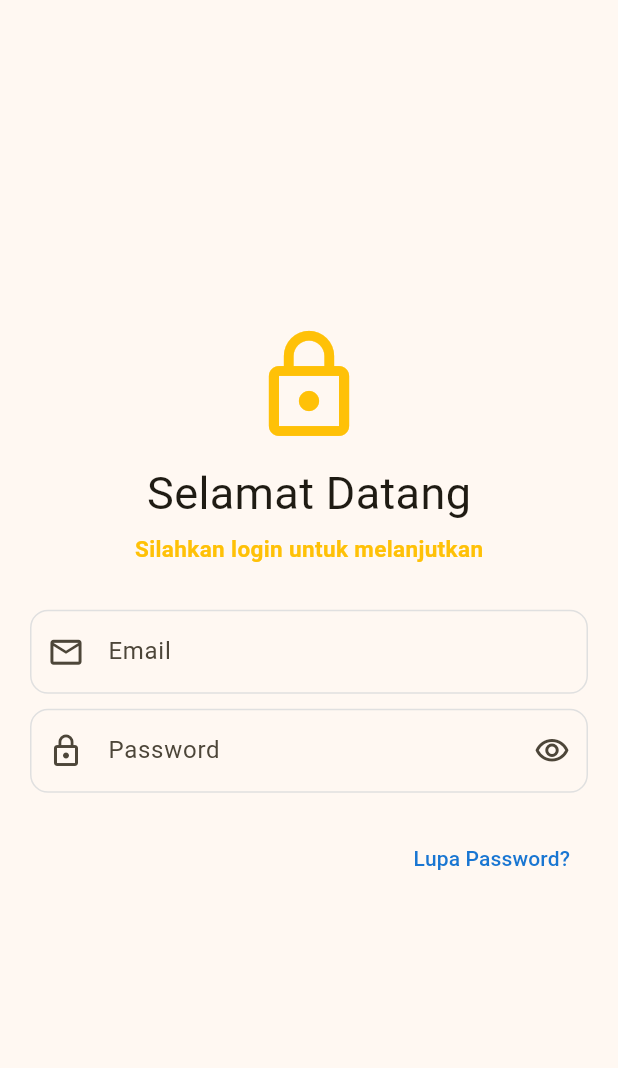
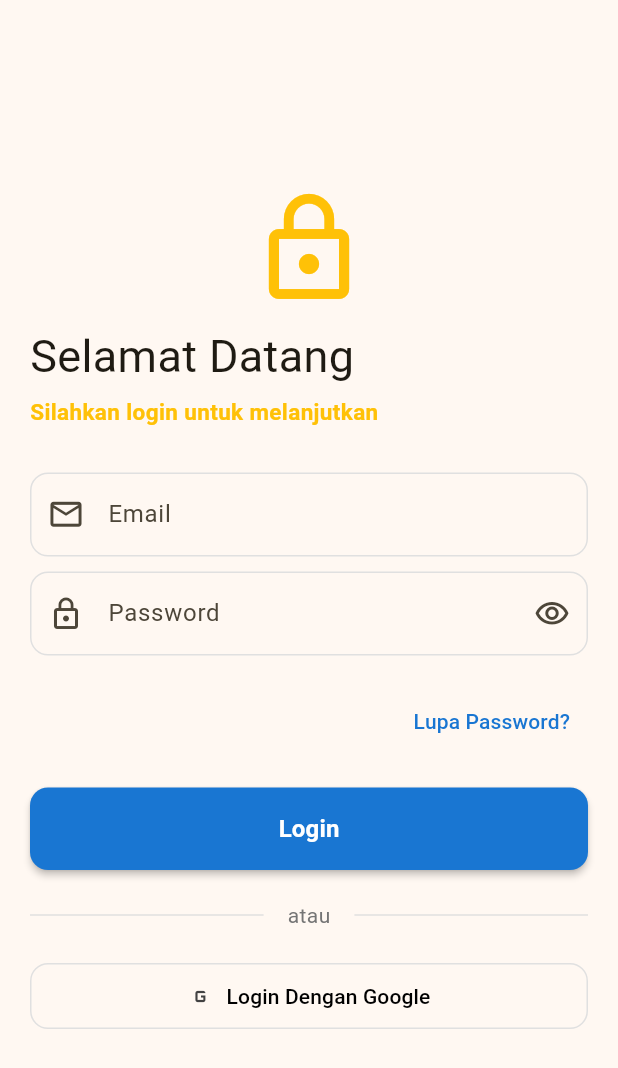
Before and after one commit to sellwia/week6, a Flutter app: the SignInPage screen opened directly, on a phone screen of 412 x 824 dp. Shown: the top 1068 px of the screen. Run offline on Flutter 3.47's test engine with Material 3 defaults, Android fonts, the phone set to English and light mode, and no system bars.

Commit message:
menambahkan button login, garis, sosial button. Selesai

```diff
--- a/lib/screen/login.dart
+++ b/lib/screen/login.dart
@@ -11,6 +11,7 @@ return Scaffold(
             child: Container(
               padding: const EdgeInsets.all(20.0),
               child: Column(
+              crossAxisAlignment: CrossAxisAlignment.stretch,
                 children: [
                   SizedBox(height: 10),
                   Icon(
@@ -124,6 +125,59 @@ return Scaffold(
 
                 SizedBox(height: 20),
 
+          // button login
+
+          ElevatedButton(
+            onPressed: () {},
+            style: ElevatedButton.styleFrom(
+              backgroundColor: Colors.blue[700],
+              foregroundColor: Colors.white,
+              padding: const EdgeInsets.symmetric(vertical: 16),
+              shape: RoundedRectangleBorder(
+                borderRadius: BorderRadiusGeometry.circular(12)
+              ),
+              elevation: 2,
+            ),
+            child: const Text(
+              'Login',
+              style: TextStyle(fontSize: 16, fontWeight: FontWeight.bold),
+              ),
+            ),
+
+             SizedBox(height: 20),
+
+            //garis
+
+            Row(
+              children: [
+                Expanded(child: Divider(color: Colors.grey[300])),
+                Padding(
+                  padding: const EdgeInsets.symmetric(horizontal: 16),
+                  child: Text('atau',
+                  style: TextStyle(color: Colors.grey[600])),
+                  ),
+                Expanded(child: Divider(color: Colors.grey[300])),
+              ],
+            ),
+
+             SizedBox(height: 20),
+
+            //sosial login button
+
+            OutlinedButton.icon(
+              onPressed: () {},
+              icon: Icon(Icons.g_mobiledata, color: Colors.grey[800]),
+              label: Text('Login Dengan Google',style: TextStyle(color: Colors.black)),
+              style: OutlinedButton.styleFrom(
+                padding: EdgeInsets.symmetric(vertical: 12),
+                shape: RoundedRectangleBorder(borderRadius: BorderRadius.circular(12),
+                ),
+                side: BorderSide(color: Colors.grey[300]!),
+              ),
+            ),
+
+             SizedBox(height: 20),
+
               ],
             ),
           ),
```
